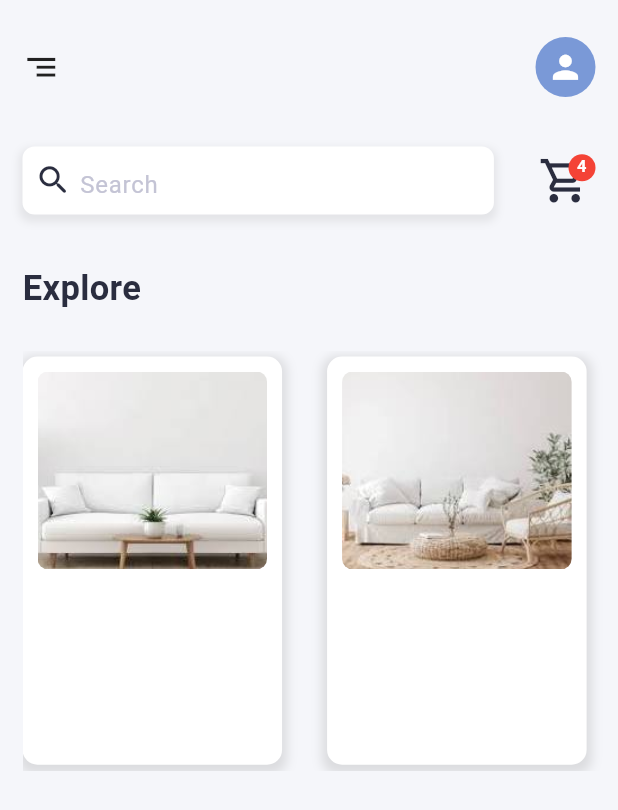
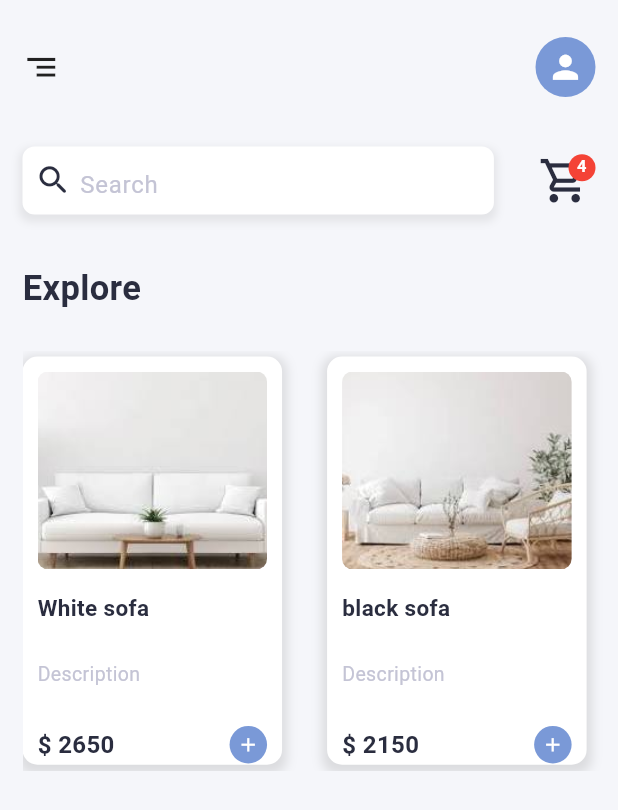
Before and after one commit to moradzadeh67/simple_shoping_cart_ui, a Flutter app: the screen it shows after launch, on a phone screen of 412 x 824 dp. Shown: the top 810 px of the screen. Run offline on Flutter 3.47's test engine with Material 3 defaults, Android fonts, the phone set to English and light mode, and no system bars.

Commit message:
sixth edite

```diff
--- a/lib/main.dart
+++ b/lib/main.dart
@@ -174,6 +174,64 @@
                     ),
                   ),
                 ),
+                Container(
+                  alignment: Alignment.topLeft,
+                  margin: EdgeInsets.only(top: 5),
+                  child: Text(
+                    data[index].title,
+                    style: TextStyle(
+                      fontWeight: FontWeight.bold,
+                      fontSize: 15,
+                      color: black_color,
+                    ),
+                  ),
+                ),
+                // Container(
+                //   alignment: Alignment.topLeft,
+                //   margin: EdgeInsets.only(top: 5),
+                //   child: Text(
+                //     data[index].price,
+                //     style: TextStyle(
+                //       fontWeight: FontWeight.bold,
+                //       fontSize: 15,
+                //       color: black_color,
+                //     ),
+                //   ),
+                // ),
+                Container(
+                  alignment: Alignment.topLeft,
+                  margin: EdgeInsets.only(top: height * 3),
+                  child: Text(
+                    'Description',
+                    style: TextStyle(color: grey_color, fontSize: 13),
+                  ),
+                ),
+                Container(
+                  alignment: Alignment.topLeft,
+                  margin: EdgeInsets.only(top: height * 3),
+                  child: Row(
+                    mainAxisAlignment: MainAxisAlignment.spaceBetween,
+                    children: [
+                      Text(
+                        '\$ ${data[index].price}',
+                        style: TextStyle(
+                          fontWeight: FontWeight.bold,
+                          fontSize: 16,
+                          color: black_color,
+                        ),
+                      ),
+                      Container(
+                        height: 25.0,
+                        width: 25.0,
+                        child: Icon(Icons.add, size: 15, color: Colors.white),
+                        decoration: BoxDecoration(
+                          shape: BoxShape.circle,
+                          color: blue_color,
+                        ),
+                      ),
+                    ],
+                  ),
+                ),
               ],
             ),
           );
```
